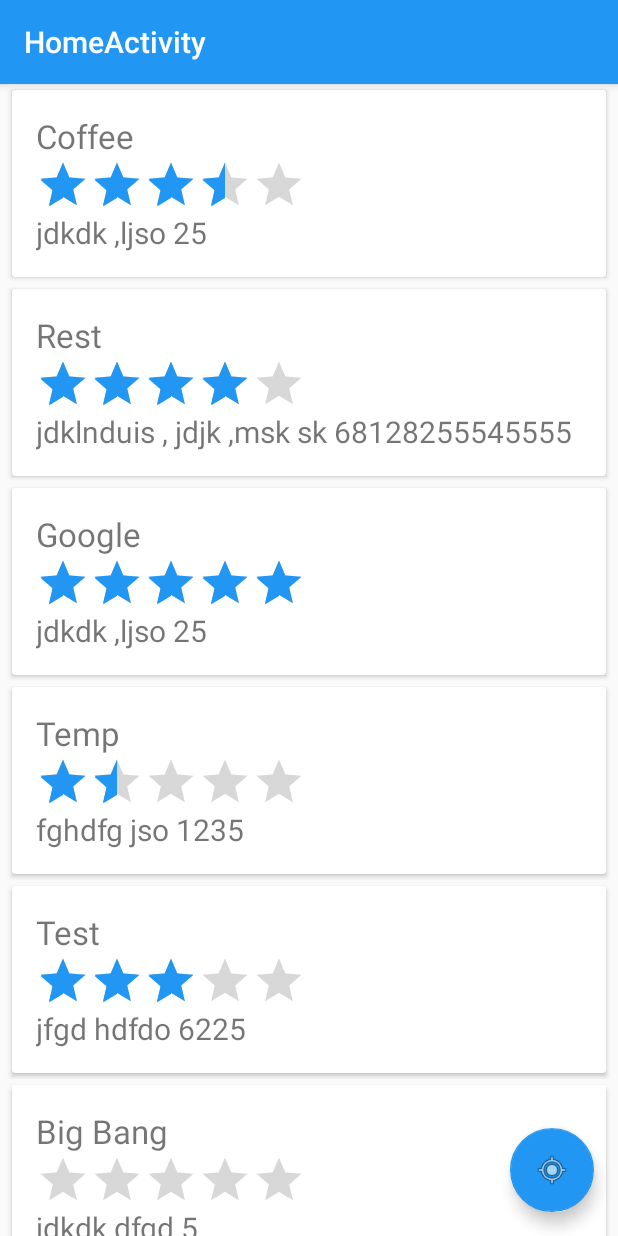
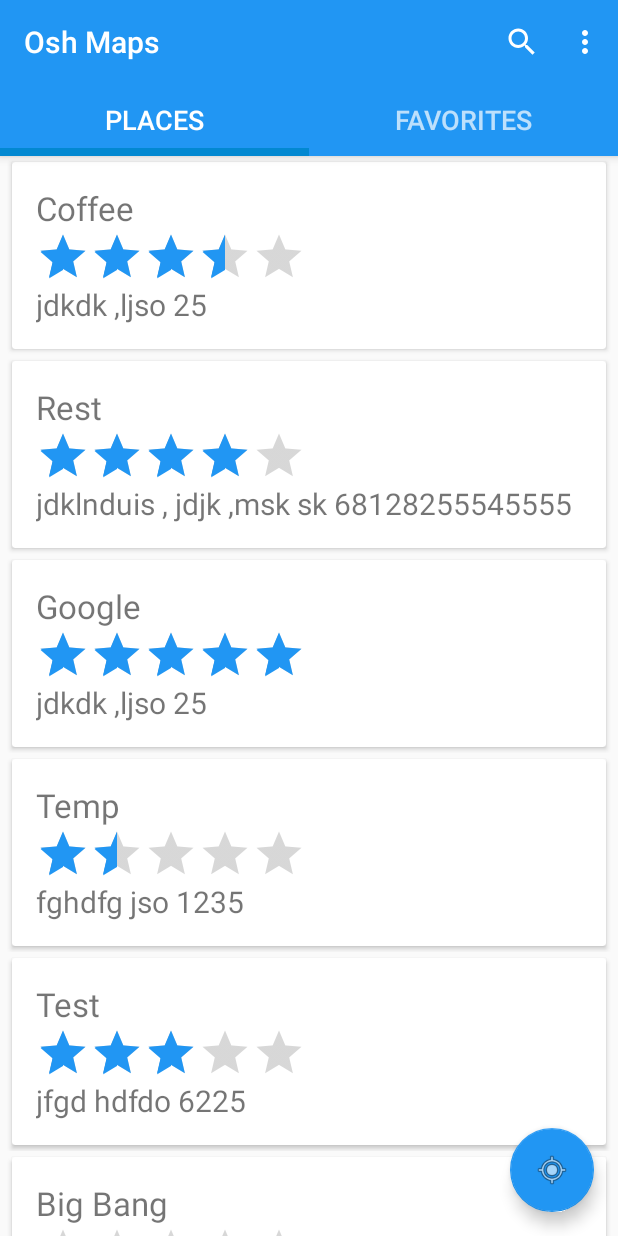
Before and after one commit to OshApps/NearMe, an Android app: the screen it shows after launch (HomeActivity), on a phone screen of 412 x 824 dp. Run offline under Robolectric (Android 15) with nearby library versions, the phone set to English and light mode, and no system bars.

Commit message:
Added tabs,fragments

```diff
--- a/app/build.gradle
+++ b/app/build.gradle
@@ -25,4 +25,5 @@ dependencies {
     compile 'com.android.support:appcompat-v7:23.4.0'
     compile 'com.android.support:design:23.4.0'
     compile 'com.android.support:cardview-v7:23.4.0'
+    compile 'com.android.support:support-v4:23.4.0'
 }
--- a/app/src/main/AndroidManifest.xml
+++ b/app/src/main/AndroidManifest.xml
@@ -6,11 +6,11 @@
         android:allowBackup="true"
         android:icon="@mipmap/ic_launcher"
         android:label="@string/app_name"
-        android:supportsRtl="true"
+        android:supportsRtl="false"
         android:theme="@style/AppTheme">
         <activity
             android:name=".activity.HomeActivity"
-            android:label="@string/title_activity_home"
+            android:label="@string/app_name"
             android:theme="@style/AppTheme.NoActionBar">
             <intent-filter>
                 <action android:name="android.intent.action.MAIN"/>
--- /dev/null
+++ b/app/src/main/java/com/osh/apps/maps/ViewPagerAdapter.java
@@ -0,0 +1,70 @@
+package com.osh.apps.maps;
+
+import android.support.v4.app.Fragment;
+import android.support.v4.app.FragmentManager;
+import android.support.v4.app.FragmentPagerAdapter;
+
+
+/**
+ * Created by oshri-n on 09/06/2016.
+ */
+public class ViewPagerAdapter extends FragmentPagerAdapter
+{
+private FragmentItem[] fragments;
+
+
+    public ViewPagerAdapter(FragmentManager fm, FragmentItem... fragments )
+    {
+    super(fm);
+
+    this.fragments=fragments;
+    }
+
+
+    @Override
+    public Fragment getItem(int position)
+    {
+    return fragments[position].getFragment();
+    }
+
+
+    @Override
+    public int getCount()
+    {
+    return fragments.length;
+    }
+
+
+    @Override
+    public CharSequence getPageTitle(int position)
+    {
+    return fragments[position].getTitle();
+    }
+
+
+    public static class FragmentItem
+    {
+    private Fragment fragment;
+    private String title;
+
+
+        public FragmentItem(Fragment fragment, String title)
+        {
+        this.fragment=fragment;
+        this.title=title;
+        }
+
+
+        public Fragment getFragment()
+        {
+        return fragment;
+        }
+
+
+        public String getTitle()
+        {
+        return title;
+        }
+    }
+
+}
--- a/app/src/main/java/com/osh/apps/maps/activity/HomeActivity.java
+++ b/app/src/main/java/com/osh/apps/maps/activity/HomeActivity.java
@@ -1,72 +1,138 @@
 package com.osh.apps.maps.activity;
 
+import android.content.Context;
 import android.os.Bundle;
 import android.support.design.widget.FloatingActionButton;
-import android.support.design.widget.Snackbar;
+import android.support.design.widget.TabLayout;
+import android.support.v4.view.ViewPager;
 import android.support.v7.app.AppCompatActivity;
-import android.support.v7.widget.LinearLayoutManager;
+import android.support.v7.widget.SearchView;
 import android.support.v7.widget.Toolbar;
+import android.view.Menu;
+import android.view.MenuItem;
 import android.view.View;
+import android.view.inputmethod.InputMethodManager;
+import android.widget.Toast;
 
 import com.osh.apps.maps.R;
-import com.osh.apps.maps.clickableRecyclerView.ClickableRecyclerView;
-import com.osh.apps.maps.clickableRecyclerView.adapter.PlaceAdapter;
-import com.osh.apps.maps.place.SimplePlaceDetails;
-
-import java.util.ArrayList;
+import com.osh.apps.maps.ViewPagerAdapter;
+import com.osh.apps.maps.fragment.FavoritesFragment;
+import com.osh.apps.maps.fragment.PlacesFragment;
 
 
 public class HomeActivity extends AppCompatActivity
 {
-private ClickableRecyclerView recyclerView;
-private PlaceAdapter adapter;
+private FavoritesFragment favoritesFragment;
+private ViewPagerAdapter viewPagerAdapter;
+private int placesFragmentPosition;
+private PlacesFragment placesFragment;
+private SearchView searchView;
+private ViewPager viewPager;
+
 
 
     @Override
     protected void onCreate(Bundle savedInstanceState)
     {
     super.onCreate(savedInstanceState);
+
+    ViewPagerAdapter.FragmentItem[] fragmentItems;
+
     setContentView(R.layout.activity_home);
     Toolbar toolbar=(Toolbar) findViewById(R.id.toolbar);
     setSupportActionBar(toolbar);
 
-        FloatingActionButton fab=(FloatingActionButton) findViewById(R.id.fab);
-        fab.setOnClickListener(new View.OnClickListener()
+    FloatingActionButton fab=(FloatingActionButton) findViewById(R.id.fab);
+    fab.setOnClickListener(new View.OnClickListener()
         {
             @Override
             public void onClick(View view)
             {
-
-                Snackbar.make(view, "Replace with your own action", Snackbar.LENGTH_LONG).setAction("Action", null).show();
+            viewPager.setCurrentItem(placesFragmentPosition,true);
             }
         });
 
+    favoritesFragment=FavoritesFragment.newInstance();
+    placesFragment=PlacesFragment.newInstance();
 
-    setViews();
+    fragmentItems=new ViewPagerAdapter.FragmentItem[]{new ViewPagerAdapter.FragmentItem( placesFragment, getString(R.string.places_tab) ),
+                                                      new ViewPagerAdapter.FragmentItem( favoritesFragment, getString(R.string.favorites_tab) )
+                                                      };
+    placesFragmentPosition=0;
 
-    ArrayList<SimplePlaceDetails> places=new ArrayList<>();
-    places.add(new SimplePlaceDetails(-1,"22fdgds55","Coffee", "jdkdk ,ljso 25", 3.5f));
-    places.add(new SimplePlaceDetails(-1,"22fdgds55","Rest", "jdklnduis , jdjk ,msk sk 68128255545555", 4.0f));
-    places.add(new SimplePlaceDetails(-1,"22fdgds55","Google", "jdkdk ,ljso 25", 5.0f));
-    places.add(new SimplePlaceDetails(-1,"22fdgds55","Temp", "fghdfg jso 1235", 1.5f));
-    places.add(new SimplePlaceDetails(-1,"22fdgds55","Test", "jfgd hdfdo 6225", 3));
-    places.add(new SimplePlaceDetails(-1,"22fdgds55","Big Bang", "jdkdk dfgd 5", 0));
-    places.add(new SimplePlaceDetails(-1,"22fdgds55","Pizza", "jdkdk ,ld ssa 723", 0.5f));
+    viewPagerAdapter=new ViewPagerAdapter(getSupportFragmentManager(), (ViewPagerAdapter.FragmentItem[]) fragmentItems);
 
+    viewPager=(ViewPager) findViewById(R.id.ViewPager);
+    viewPager.setAdapter(viewPagerAdapter);
 
-    adapter.setPlaces(places);
+    TabLayout tabLayout = (TabLayout) findViewById(R.id.tl_tabs);
+    tabLayout.setupWithViewPager(viewPager);
     }
 
 
-    private void setViews()
+    @Override
+    public boolean onCreateOptionsMenu(Menu menu)
     {
+    getMenuInflater().inflate( R.menu.menu_home_activity, menu);
 
-    adapter=new PlaceAdapter(this, R.layout.rv_place_item);
+    MenuItem myActionMenuItem = menu.findItem( R.id.m_search);
 
-    recyclerView=(ClickableRecyclerView) findViewById(R.id.RecyclerView);
-    recyclerView.setLayoutManager(new LinearLayoutManager(this));
-    recyclerView.setHasFixedSize(true);
-    recyclerView.setAdapter(adapter);
+    searchView = (SearchView) myActionMenuItem.getActionView();
+    searchView.setOnQueryTextListener(new SearchView.OnQueryTextListener()
+        {
+            @Override
+            public boolean onQueryTextSubmit(String query)
+            {
+
+            Toast.makeText(HomeActivity.this, query, Toast.LENGTH_SHORT).show();
+
+            hideKeyboard();
+            viewPager.setCurrentItem(placesFragmentPosition,true);
+            return true;
+            }
+
+            @Override
+            public boolean onQueryTextChange(String s)
+            {
+            return false;
+            }
+        });
+
+    return true;
     }
 
+
+    @Override
+    public boolean onOptionsItemSelected(MenuItem item)
+    {
+    boolean isActionDone=true;
+
+    switch(item.getItemId())
+        {
+        case R.id.m_clear_history:
+        //TODO
+        break;
+
+        case R.id.m_setting:
+        //TODO
+        break;
+
+        default:
+        isActionDone=false;
+        }
+
+    return isActionDone;
+    }
+
+
+    private void hideKeyboard()
+    {
+    View view = getCurrentFocus();
+
+    if (view != null)
+        {
+        InputMethodManager imm = (InputMethodManager)getSystemService(Context.INPUT_METHOD_SERVICE);
+        imm.hideSoftInputFromWindow(view.getWindowToken(), 0);
+        }
+    }
 }
--- /dev/null
+++ b/app/src/main/java/com/osh/apps/maps/fragment/FavoritesFragment.java
@@ -0,0 +1,71 @@
+package com.osh.apps.maps.fragment;
+
+import android.os.Bundle;
+import android.support.v4.app.Fragment;
+import android.support.v7.widget.LinearLayoutManager;
+import android.view.LayoutInflater;
+import android.view.View;
+import android.view.ViewGroup;
+
+import com.osh.apps.maps.R;
+import com.osh.apps.maps.clickableRecyclerView.ClickableRecyclerView;
+import com.osh.apps.maps.clickableRecyclerView.adapter.PlaceAdapter;
+import com.osh.apps.maps.place.SimplePlaceDetails;
+
+import java.util.ArrayList;
+
+
+public class FavoritesFragment extends Fragment
+{
+private ClickableRecyclerView recyclerView;
+private PlaceAdapter adapter;
+
+
+    public FavoritesFragment()
+    {
+    // Required empty public constructor
+
+    }
+
+
+    public static FavoritesFragment newInstance()
+    {
+    FavoritesFragment fragment=new FavoritesFragment();
+    return fragment;
+    }
+
+
+    @Override
+    public void onCreate(Bundle savedInstanceState)
+    {
+    super.onCreate(savedInstanceState);
+
+    ArrayList<SimplePlaceDetails> places=new ArrayList<>();
+    places.add(new SimplePlaceDetails(-1,"22fdgds55","Coffee", "jdkdk ,ljso 25", 3.5f));
+    places.add(new SimplePlaceDetails(-1,"22fdgds55","Rest", "jdklnduis , jdjk ,msk sk 68128255545555", 4.0f));
+    places.add(new SimplePlaceDetails(-1,"22fdgds55","Google", "jdkdk ,ljso 25", 5.0f));
+    places.add(new SimplePlaceDetails(-1,"22fdgds55","Temp", "fghdfg jso 1235", 1.5f));
+    places.add(new SimplePlaceDetails(-1,"22fdgds55","Test", "jfgd hdfdo 6225", 3));
+    places.add(new SimplePlaceDetails(-1,"22fdgds55","Big Bang", "jdkdk dfgd 5", 0));
+    places.add(new SimplePlaceDetails(-1,"22fdgds55","Pizza", "jdkdk ,ld ssa 723", 0.5f));
+
+    adapter=new PlaceAdapter(getContext(), R.layout.rv_place_item);
+    adapter.setPlaces(places);
+    }
+
+
+    @Override
+    public View onCreateView(LayoutInflater inflater, ViewGroup container, Bundle savedInstanceState)
+    {
+    // Inflate the layout for this fragment
+    View view=inflater.inflate(R.layout.fragment_list_places, container, false);
+
+    recyclerView=(ClickableRecyclerView) view.findViewById(R.id.RecyclerView);
+    recyclerView.setLayoutManager(new LinearLayoutManager(getContext()));
+    recyclerView.setHasFixedSize(true);
+    recyclerView.setAdapter(adapter);
+
+    return view;
+    }
+
+}
--- /dev/null
+++ b/app/src/main/java/com/osh/apps/maps/fragment/PlacesFragment.java
@@ -0,0 +1,70 @@
+package com.osh.apps.maps.fragment;
+
+import android.os.Bundle;
+import android.support.v4.app.Fragment;
+import android.support.v7.widget.LinearLayoutManager;
+import android.view.LayoutInflater;
+import android.view.View;
+import android.view.ViewGroup;
+
+import com.osh.apps.maps.R;
+import com.osh.apps.maps.clickableRecyclerView.ClickableRecyclerView;
+import com.osh.apps.maps.clickableRecyclerView.adapter.PlaceAdapter;
+import com.osh.apps.maps.place.SimplePlaceDetails;
+
+import java.util.ArrayList;
+
+
+public class PlacesFragment extends Fragment
+{
+private ClickableRecyclerView recyclerView;
+private PlaceAdapter adapter;
+
+
+    public PlacesFragment()
+    {
+    // Required empty public constructor
+    }
+
+
+    public static PlacesFragment newInstance()
+    {
+    PlacesFragment fragment=new PlacesFragment();
+    return fragment;
+    }
+
+
+    @Override
+    public void onCreate(Bundle savedInstanceState)
+    {
+    super.onCreate(savedInstanceState);
+
+    ArrayList<SimplePlaceDetails> places=new ArrayList<>();
+    places.add(new SimplePlaceDetails(-1,"22fdgds55","Coffee", "jdkdk ,ljso 25", 3.5f));
+    places.add(new SimplePlaceDetails(-1,"22fdgds55","Rest", "jdklnduis , jdjk ,msk sk 68128255545555", 4.0f));
+    places.add(new SimplePlaceDetails(-1,"22fdgds55","Google", "jdkdk ,ljso 25", 5.0f));
+    places.add(new SimplePlaceDetails(-1,"22fdgds55","Temp", "fghdfg jso 1235", 1.5f));
+    places.add(new SimplePlaceDetails(-1,"22fdgds55","Test", "jfgd hdfdo 6225", 3));
+    places.add(new SimplePlaceDetails(-1,"22fdgds55","Big Bang", "jdkdk dfgd 5", 0));
+    places.add(new SimplePlaceDetails(-1,"22fdgds55","Pizza", "jdkdk ,ld ssa 723", 0.5f));
+
+    adapter=new PlaceAdapter(getContext(), R.layout.rv_place_item);
+    adapter.setPlaces(places);
+    }
+
+
+    @Override
+    public View onCreateView(LayoutInflater inflater, ViewGroup container, Bundle savedInstanceState)
+    {
+    // Inflate the layout for this fragment
+    View view=inflater.inflate(R.layout.fragment_list_places, container, false);
+
+    recyclerView=(ClickableRecyclerView) view.findViewById(R.id.RecyclerView);
+    recyclerView.setLayoutManager(new LinearLayoutManager(getContext()));
+    recyclerView.setHasFixedSize(true);
+    recyclerView.setAdapter(adapter);
+
+    return view;
+    }
+
+}
--- /dev/null
+++ b/app/src/main/java/com/osh/apps/maps/network/connection/HttpConnection.java
@@ -0,0 +1,44 @@
+package com.osh.apps.maps.network.connection;
+
+import java.io.IOException;
+import java.io.InputStream;
+import java.net.HttpURLConnection;
+import java.net.URL;
+
+
+/**
+ * Created by oshri-n on 24/05/2016.
+ */
+public class HttpConnection
+{
+private static final int DEFAULT_CONNECTION_TIMEOUT = 3000;
+
+
+    private static HttpURLConnection getConnection(String webUrl, int connectionTimeout) throws IOException
+    {
+    URL url=new URL(webUrl);
+
+    HttpURLConnection connection= (HttpURLConnection) url.openConnection();
+    connection.setConnectTimeout(connectionTimeout);
+    connection.setReadTimeout(connectionTimeout);
+
+    if(connection.getResponseCode() != HttpURLConnection.HTTP_OK)
+        {
+        throw new IOException("Connection failed - "+connection.getResponseCode());
+        }
+
+    return connection;
+    }
+
+
+    public static InputStream getInputStream(String url, int connectionTimeout) throws IOException
+    {
+    return getConnection(url, connectionTimeout).getInputStream();
+    }
+
+    public static InputStream getInputStream(String url) throws IOException
+    {
+    return getInputStream(url,DEFAULT_CONNECTION_TIMEOUT);
+    }
+
+}
--- /dev/null
+++ b/app/src/main/java/com/osh/apps/maps/network/connection/JsonConnection.java
@@ -0,0 +1,46 @@
+package com.osh.apps.maps.network.connection;
+
+import java.io.BufferedReader;
+import java.io.InputStreamReader;
+
+
+/**
+ * Created by oshri-n on 24/05/2016.
+ */
+public class JsonConnection
+{
+private static final int JSON_CONNECTION_TIMEOUT = 10000;
+
+    public static String getJsonResult(String webURL) throws Exception
+    {
+    BufferedReader reader=null;
+    String line,result=null;
+
+    try {
+        reader = new BufferedReader(new InputStreamReader(HttpConnection.getInputStream(webURL, JSON_CONNECTION_TIMEOUT)));
+
+        result="";
+
+        while((line = reader.readLine()) != null)
+            {
+            result += line;
+            }
+
+        }catch(Exception e)
+            {
+            throw new Exception("Failed get json from '"+webURL+"'");
+            }
+
+    finally
+        {
+        if(reader!=null)
+            {
+            reader.close();
+            }
+        }
+
+    return result;
+    }
+
+
+}
--- a/app/src/main/res/layout/activity_home.xml
+++ b/app/src/main/res/layout/activity_home.xml
@@ -20,6 +20,12 @@
             android:background="?attr/colorPrimary"
             app:popupTheme="@style/AppTheme.PopupOverlay"/>
 
+        <android.support.design.widget.TabLayout
+            android:id="@+id/tl_tabs"
+            android:layout_width="match_parent"
+            android:layout_height="wrap_content"
+            style="@style/AppTabLayout"/>
+
     </android.support.design.widget.AppBarLayout>
 
     <include layout="@layout/content_home"/>
--- a/app/src/main/res/layout/content_home.xml
+++ b/app/src/main/res/layout/content_home.xml
@@ -9,9 +9,10 @@
     tools:context=".activity.HomeActivity"
     tools:showIn="@layout/activity_home">
 
-    <com.osh.apps.maps.clickableRecyclerView.ClickableRecyclerView
-        android:id="@+id/RecyclerView"
+    <android.support.v4.view.ViewPager
+        android:id="@+id/ViewPager"
         android:layout_width="match_parent"
-        android:layout_height="match_parent"/>
+        android:layout_height="match_parent"
+        app:layout_behavior="@string/appbar_scrolling_view_behavior" />
 
 </RelativeLayout>
--- /dev/null
+++ b/app/src/main/res/layout/fragment_list_places.xml
@@ -0,0 +1,12 @@
+<RelativeLayout xmlns:android="http://schemas.android.com/apk/res/android"
+             xmlns:tools="http://schemas.android.com/tools"
+             android:layout_width="match_parent"
+             android:layout_height="match_parent"
+             tools:context=".fragment.FavoritesFragment">
+
+   <com.osh.apps.maps.clickableRecyclerView.ClickableRecyclerView
+        android:id="@+id/RecyclerView"
+        android:layout_width="match_parent"
+        android:layout_height="match_parent"/>
+
+</RelativeLayout>
--- /dev/null
+++ b/app/src/main/res/menu/menu_home_activity.xml
@@ -0,0 +1,23 @@
+<?xml version="1.0" encoding="utf-8"?>
+<menu xmlns:android="http://schemas.android.com/apk/res/android"
+      xmlns:app="http://schemas.android.com/apk/res-auto">
+
+    <item
+        android:id="@+id/m_search"
+        android:icon="@android:drawable/ic_menu_search"
+        app:showAsAction="always"
+        app:actionViewClass="android.support.v7.widget.SearchView"
+        android:title="@string/search"
+        />
+
+    <item
+        android:id="@+id/m_clear_history"
+        android:title="@string/clear_history_search"
+        />
+
+    <item
+        android:id="@+id/m_setting"
+        android:title="@string/settings"
+        />
+
+</menu>
--- a/app/src/main/res/values-w820dp/dimens.xml
+++ b/app/src/main/res/values-w820dp/dimens.xml
@@ -2,5 +2,5 @@
     <!-- Example customization of dimensions originally defined in res/values/dimens.xml
          (such as screen margins) for screens with more than 820dp of available width. This
          would include 7" and 10" devices in landscape (~960dp and ~1280dp respectively). -->
-    <dimen name="activity_horizontal_margin">64dp</dimen>
+    <dimen title="activity_horizontal_margin">64dp</dimen>
 </resources>
--- a/app/src/main/res/values/strings.xml
+++ b/app/src/main/res/values/strings.xml
@@ -1,4 +1,10 @@
 <resources>
     <string name="app_name">Osh Maps</string>
-    <string name="title_activity_home">HomeActivity</string>
+
+    <string name="favorites_tab">Favorites</string>
+    <string name="places_tab">Places</string>
+    <string name="clear_history_search">Clear History Search</string>
+    <string name="settings">Settings</string>
+    <string name="search">Search</string>
+
 </resources>
--- a/app/src/main/res/values/styles.xml
+++ b/app/src/main/res/values/styles.xml
@@ -17,4 +17,18 @@
 
     <style name="AppTheme.PopupOverlay" parent="ThemeOverlay.AppCompat.Light"/>
 
+    <style name="AppTabLayout" parent="Widget.Design.TabLayout">
+        <item name="tabIndicatorColor">#0288D1</item>
+        <item name="tabIndicatorHeight">5dp</item>
+        <item name="tabBackground">?attr/selectableItemBackground</item>
+        <item name="tabTextAppearance">@style/AppTabTextAppearance</item>
+        <item name="tabSelectedTextColor">?android:textColorPrimary</item>
+    </style>
+
+    <style name="AppTabTextAppearance" parent="TextAppearance.Design.Tab">
+        <item name="android:textSize">18sp</item>
+        <item name="android:textColor">?android:textColorSecondary</item>
+        <item name="textAllCaps">true</item>
+    </style>
+
 </resources>
```
Also changed, not shown: 2 other files.
